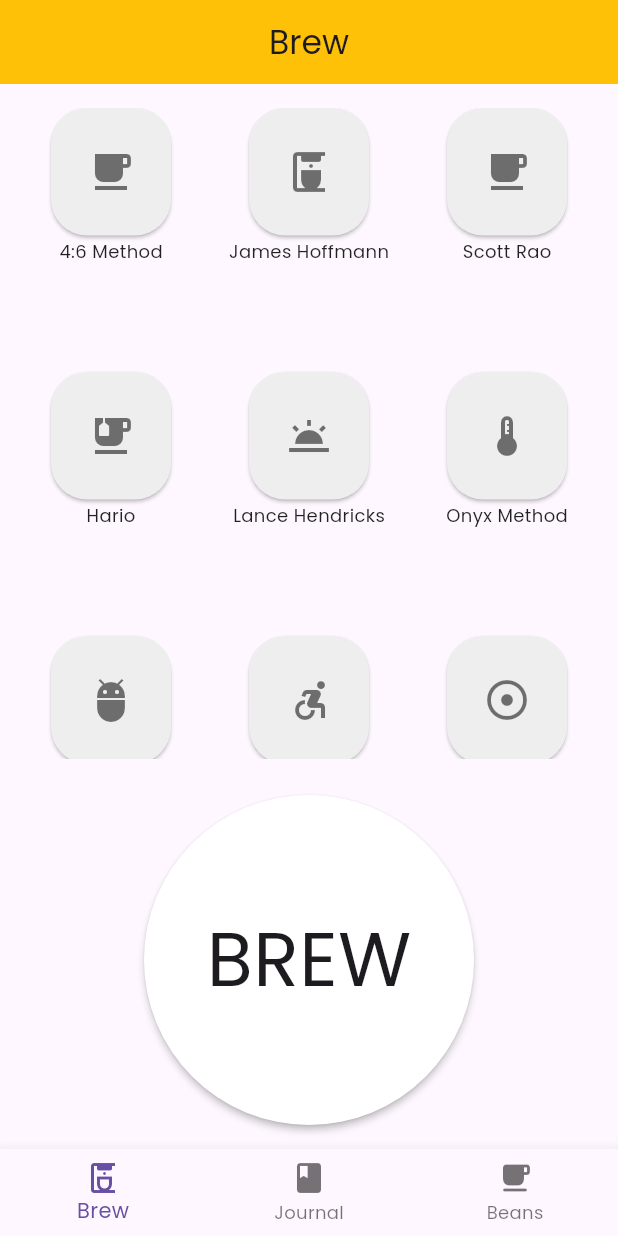
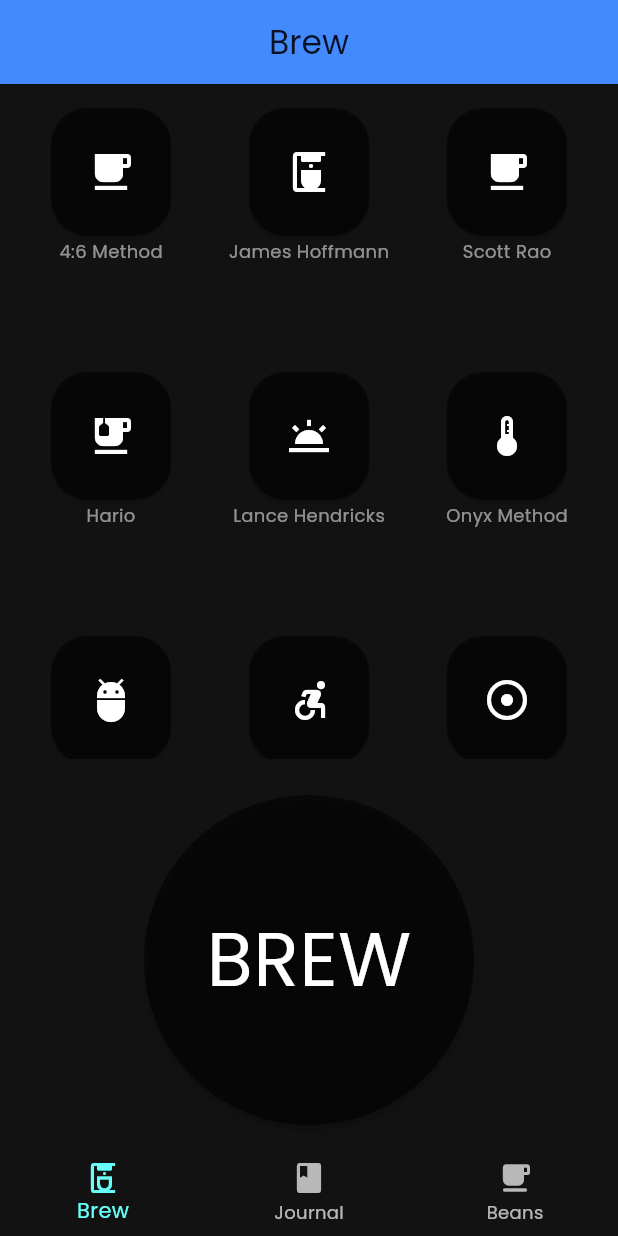
Before and after one commit to kurtinho7/V60_Pal, a Flutter app: the screen it shows after launch, on a phone screen of 412 x 824 dp. Run offline on Flutter 3.47's test engine with Material 3 defaults, Android fonts, the phone set to English and light mode, and no system bars; our stand-ins replace google_fonts, hive; accounts and stored records are empty.

Commit message:
Merge API into main repo

```diff
--- a/lib/BrewScreen.dart
+++ b/lib/BrewScreen.dart
@@ -1,5 +1,4 @@
 import 'package:flutter/material.dart';
-import 'package:v60pal/main.dart';
 import 'package:v60pal/models/Recipe.dart';
 import 'package:v60pal/BrewTimerPage.dart';
 
@@ -40,71 +39,78 @@
 
   final List<Recipe> _recipes = [
     Recipe(
+      id: '',
       name: "4:6 Method",
       waterWeightGrams: 300,
-      bloomSeconds: 45,
+      waterTemp: 45,
       pourSteps: [45, 90, 135, 180, 225],
-      coffeDose: "20g",
+      coffeeDose: "20g",
       grindSize: "fine",
       brewTime: "1:50",
       pourAmounts: [60, 120, 180, 240, 300],
     ),
     Recipe(
+      id: '',
       name: "James Hoffmann",
       waterWeightGrams: 250,
-      bloomSeconds: 45,
+      waterTemp: 45,
       pourSteps: [45, 70, 90, 110, 180],
-      coffeDose: "15g",
+      coffeeDose: "15g",
       grindSize: "medium-fine",
       brewTime: "3:00",
       pourAmounts: [50, 100, 150, 200, 250],
     ),
     Recipe(
+      id: '',
       name: "Scott Rao",
       waterWeightGrams: 340,
-      bloomSeconds: 45,
+      waterTemp: 45,
       pourSteps: [60, 120, 180],
-      coffeDose: "20g",
+      coffeeDose: "20g",
       grindSize: "medium-fine",
       brewTime: "1:50",
       pourAmounts: [60, 210, 340],
     ),
     Recipe(
+      id: '',
       name: "4:6",
       waterWeightGrams: 225,
-      bloomSeconds: 45,
+      waterTemp: 45,
       pourSteps: [45, 45, 45, 45, 45],
-      coffeDose: "15g",
+      coffeeDose: "15g",
       grindSize: "fine",
       brewTime: "1:50",
       pourAmounts: [45, 45, 45, 45, 45],
     ),
     Recipe(
+      id: '',
       name: "4:6",
       waterWeightGrams: 225,
-      bloomSeconds: 45,
+      waterTemp: 45,
       pourSteps: [45, 45, 45, 45, 45],
-      coffeDose: "15g",
+      coffeeDose: "15g",
       grindSize: "fine",
       brewTime: "1:50",
       pourAmounts: [45, 45, 45, 45, 45],
     ),
     Recipe(
+      id: '',
       name: "Onyx Method",
       waterWeightGrams: 250,
-      bloomSeconds: 30,
+      waterTemp: 30,
       pourSteps: [30, 90, 150],
-      coffeDose: "15g",
+      coffeeDose: "15g",
       grindSize: "medium-fine",
       brewTime: "2:30",
       pourAmounts: [50, 150, 250],
     ),
     Recipe(
+      id: '',
       name: "4:6",
       waterWeightGrams: 225,
-      bloomSeconds: 45,
+      waterTemp: 45,
       pourSteps: [45, 45, 45, 45, 45],
-      coffeDose: "15g",
+      coffeeDose: "15g",
       grindSize: "fine",
       brewTime: "1:50",
       pourAmounts: [45, 45, 45, 45, 45],
@@ -164,11 +170,11 @@
                           ),
                           fixedSize: const Size(80, 85),
                           backgroundColor: selected
-                              ? Colors.amber
-                              : Colors.grey.shade200,
+                              ? Colors.blueAccent
+                              : Colors.black54,
                           foregroundColor: selected
-                              ? Colors.white
-                              : Colors.black54,
+                              ? Colors.black54
+                              : Colors.white,
                         ),
                         onPressed: () => _onIconTap(i),
                         child: Icon(_icons[i], size: 32),
@@ -178,7 +184,7 @@
                         _labels[i],
                         style: TextStyle(
                           fontSize: 12,
-                          color: selected ? Colors.amber : Colors.black87,
+                          color: selected ? Colors.blueAccent : Colors.white54,
                         ),
                       ),
                     ],
@@ -195,11 +201,11 @@
               child: RawMaterialButton(
                 onPressed: _onBrewPressed,
                 elevation: 2.0,
-                fillColor: Colors.white,
+                fillColor: Colors.black54,
                 constraints: BoxConstraints(minWidth: 300.0, minHeight: 300.0),
                 padding: EdgeInsets.all(15.0),
                 shape: CircleBorder(),
-                child: Text('BREW', style: TextStyle(fontSize: 50),),
+                child: Text('BREW', style: TextStyle(fontSize: 50, color: Colors.white),),
               ),
             ),
           ],
--- a/lib/TimerScreen.dart
+++ b/lib/TimerScreen.dart
@@ -155,7 +155,7 @@
     final isDone = currentStepIndex >= brewStepTimes.length - 1;
     final pourInfo = isDone
         ? ''
-        : 'Next: ${nextBrewAmount} g @ ${formatTime(nextBrewTime)}';
+        : 'Next: $nextBrewAmount g @ ${formatTime(nextBrewTime)}';
 
     final currentBrewAmount = currentStepIndex >= brewStepTimes.length
         ? 'Enjoy!'
@@ -183,7 +183,7 @@
             // Elapsed timer
             Text(formatTime(elapsedSeconds), style: TextStyle(fontSize: 48)),
             SizedBox(height: 12),
-            Text('$currentBrewAmount', style: TextStyle(fontSize: 18.0)),
+            Text(currentBrewAmount, style: TextStyle(fontSize: 18.0)),
             SizedBox(height: 12),
             // Next pour info
             Text(
--- a/lib/main.dart
+++ b/lib/main.dart
@@ -1,12 +1,8 @@
-import 'dart:async';
 
 import 'package:flutter/material.dart';
 import 'package:v60pal/BeansScreen.dart';
 import 'package:v60pal/BrewScreen.dart';
-import 'package:v60pal/BrewTimerPage.dart';
 import 'package:v60pal/JournalScreen.dart';
-import 'package:v60pal/TimerScreen.dart';
-import 'package:v60pal/models/Recipe.dart';
 import 'package:google_fonts/google_fonts.dart';
 
 void main() {
@@ -26,6 +22,8 @@
   // List of screens to display
   final List<Widget> screens = [BrewScreen(), JournalScreen(), BeansScreen()];
 
+  final List<String> screenNames = ["Brew", "Journal", "Beans"];
+
   void onItemTapped(int index) {
     setState(() {
       selectedIndex = index;
@@ -35,11 +33,11 @@
   @override
   Widget build(BuildContext context) {
     return MaterialApp(
-      theme: ThemeData(textTheme: GoogleFonts.poppinsTextTheme()),
+      theme: ThemeData(textTheme: GoogleFonts.poppinsTextTheme(), colorScheme: ColorScheme.highContrastDark()),
       home: Scaffold(
         appBar: AppBar(
-          title: const Text("Brew"),
-          backgroundColor: Colors.amber,
+          title: Text(screenNames[selectedIndex], style: TextStyle(color: Colors.black87)),
+          backgroundColor: Colors.blueAccent,
           centerTitle: true,
         ),
         body: screens[selectedIndex], // Display selected screen
--- a/lib/models/Beans.dart
+++ b/lib/models/Beans.dart
@@ -1,24 +1,30 @@
-import 'package:hive/hive.dart';
-
-@HiveType(typeId: 0)
-class Beans extends HiveObject {
-  @HiveField(0)
-  String name;
-
-  @HiveField(1)
-  String roastDate;
-
-  @HiveField(2)
-  String roasterName;
-
-  // Example: list of additional “pour` at time T” offsets in seconds.
-  @HiveField(3)
-  String notes; // e.g., [30, 60, 90] means pour at 30s, 60s, 90s
+// models/Beans.dart
+class Beans {
+  final String id;
+  final String name;
+  final String origin;
+  final String roastLevel;
 
   Beans({
+    required this.id,
     required this.name,
-    required this.roastDate,
-    required this.roasterName,
-    required this.notes
+    required this.origin,
+    required this.roastLevel,
   });
+
+  factory Beans.fromJson(Map<String, dynamic> json) {
+    return Beans(
+      id:         json['id'] as String,
+      name:       json['name'] as String,
+      origin:     json['origin'] as String,
+      roastLevel: json['roastLevel'] as String,
+    );
+  }
+
+  Map<String, dynamic> toJson() => {
+        'id':         id,
+        'name':       name,
+        'origin':     origin,
+        'roastLevel': roastLevel,
+      };
 }
--- a/lib/models/Recipe.dart
+++ b/lib/models/Recipe.dart
@@ -1,40 +1,58 @@
 import 'package:hive/hive.dart';
 
-@HiveType(typeId: 0)
-class Recipe extends HiveObject {
-  @HiveField(0)
+class Recipe {
+  String id;
   String name;
 
-  @HiveField(1)
   double waterWeightGrams;
 
-  @HiveField(2)
-  int bloomSeconds;
+  int waterTemp;
 
-  // Example: list of additional “pour` at time T” offsets in seconds.
-  @HiveField(3)
-  List<int> pourSteps; // e.g., [30, 60, 90] means pour at 30s, 60s, 90s
+  List<int> pourSteps; // e.g., [30, 60, 90] means first pour takes 30s but starts at 0, next one goes to 60s, etc..
 
-  @HiveField(4)
-  String coffeDose;
+  String coffeeDose;
 
-  @HiveField(5)
   String grindSize;
 
-  @HiveField(6)
   String brewTime;
 
-  @HiveField(7)
   List<int> pourAmounts;
 
   Recipe({
+    required this.id,
     required this.name,
     required this.waterWeightGrams,
-    required this.bloomSeconds,
+    required this.waterTemp,
     required this.pourSteps,
-    required this.coffeDose,
+    required this.coffeeDose,
     required this.grindSize,
     required this.brewTime,
     required this.pourAmounts,
   });
+
+    factory Recipe.fromJson(Map<String, dynamic> json) {
+    return Recipe(
+      id:               json['id'] as String,
+      name:             json['name'] as String,
+      waterWeightGrams: (json['waterWeightGrams'] as num).toDouble(),
+      waterTemp: (json['waterTemp'] as num).toInt(),
+      coffeeDose:       json['coffeeDose'] as String,
+      grindSize:        json['grindSize'] as String,
+      brewTime:         json['brewTime'] as String,
+      pourSteps:        List<int>.from(json['pourSteps'] as List),
+      pourAmounts:      List<int>.from(json['pourAmounts'] as List),
+    );
+  }
+
+  Map<String, dynamic> toJson() => {
+        'id':               id,
+        'name':             name,
+        'waterWeightGrams': waterWeightGrams,
+        'waterTemp':    waterTemp,
+        'coffeeDose':       coffeeDose,
+        'grindSize':        grindSize,
+        'brewTime':         brewTime,
+        'pourSteps':        pourSteps,
+        'pourAmounts':      pourAmounts,
+      };
 }
--- a/pubspec.yaml
+++ b/pubspec.yaml
@@ -28,6 +28,7 @@
 # the latest version available on pub.dev. To see which dependencies have newer
 # versions available, run `flutter pub outdated`.
 dependencies:
+  http: ^1.4.0
   flutter:
     sdk: flutter
 
--- a/v60-api/package.json
+++ b/v60-api/package.json
@@ -14,6 +14,7 @@
   "dependencies": {
     "cors": "^2.8.5",
     "express": "^5.1.0",
+    "mongodb": "^6.18.0",
     "mongoose": "^8.16.4",
     "v60-api": "file:"
   }
```
Also changed, not shown: lib/ApiService.dart (added, +46 -0 lines), lib/BrewTimerPage.dart (+5 -5 lines), lib/JournalScreen.dart (+53 -3 lines), lib/models/JournalEntry.dart (+29 -9 lines), pubspec.lock, v60-api/package-lock.json, 2 other files.
